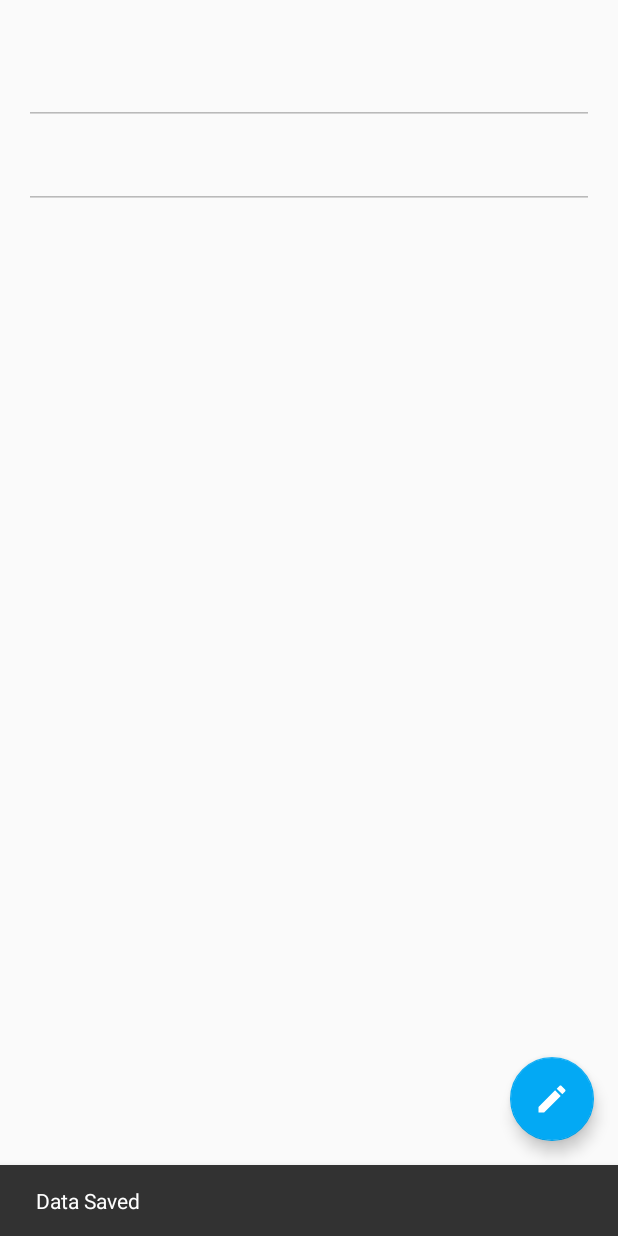
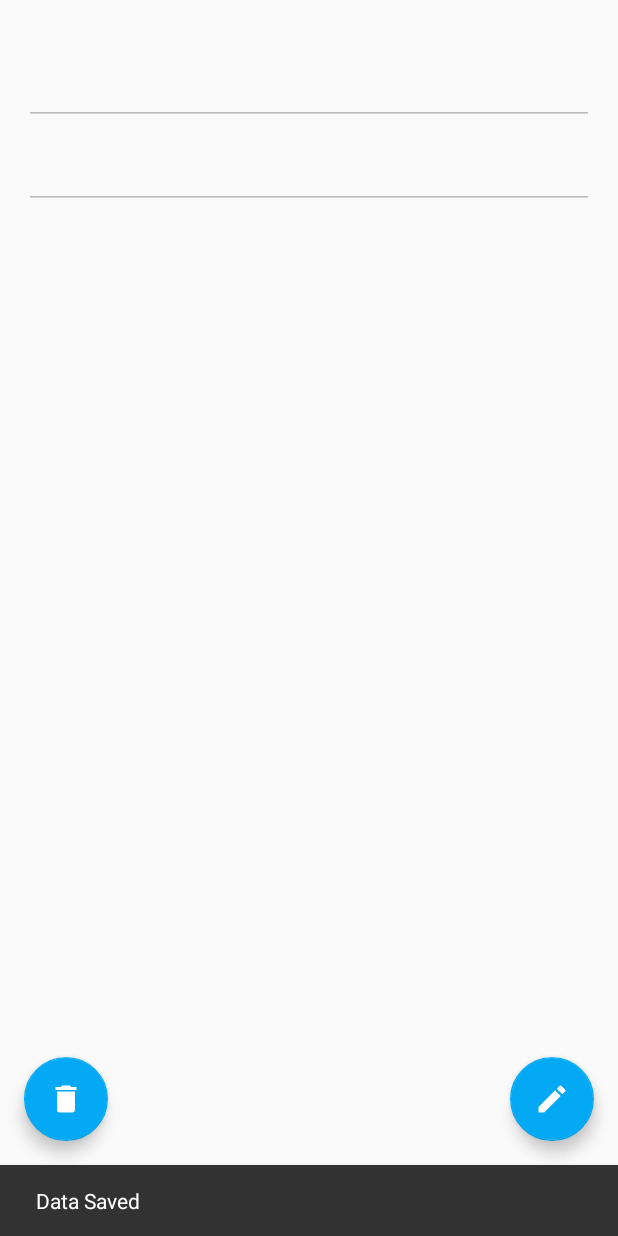
Before and after one commit to joshuansu0897/ProjectTAP_android, an Android app: the DetailActivity screen opened directly, with no data from a screen before it, after a tap on an icon or button, on a phone screen of 412 x 824 dp. Run offline under Robolectric (Android 15) with nearby library versions, the phone set to English and light mode, and no system bars; our stand-ins replace ButterKnife.

Commit message:
funciona todo, menos por algo en el reclyclerView

```diff
--- a/app/src/main/java/com/example/joshuansu/myapplication/adapter/ToDoListAdapter.java
+++ b/app/src/main/java/com/example/joshuansu/myapplication/adapter/ToDoListAdapter.java
@@ -62,6 +62,11 @@ public class ToDoListAdapter extends RecyclerView.Adapter<ToDoListAdapter.ViewHo
         notifyDataSetChanged();
     }
 
+    public void addToDos(List<NoteMin> todos) {
+        toDoList.addAll(todos);
+        notifyDataSetChanged();
+    }
+
 
     static class ViewHolder extends RecyclerView.ViewHolder implements View.OnClickListener {
 
--- a/app/src/main/java/com/example/joshuansu/myapplication/components/note/NoteService.java
+++ b/app/src/main/java/com/example/joshuansu/myapplication/components/note/NoteService.java
@@ -10,6 +10,7 @@ import retrofit2.http.GET;
 import retrofit2.http.POST;
 import retrofit2.http.PUT;
 import retrofit2.http.Path;
+import retrofit2.http.Query;
 
 public interface NoteService {
 
@@ -18,6 +19,9 @@ public interface NoteService {
 
     @GET("note")
     Call<GetNote> getAll();
+
+    @GET("note")
+    Call<GetNote> getAll(@Query("offset") int offset, @Query("limit") int limit);
 
     @GET("note/{id}")
     Call<Note> get(@Path("id") int id);
--- a/app/src/main/res/layout-v26/activity_detail.xml
+++ /dev/null
@@ -1,87 +0,0 @@
-<?xml version="1.0" encoding="utf-8"?>
-<android.support.design.widget.CoordinatorLayout xmlns:android="http://schemas.android.com/apk/res/android"
-    xmlns:app="http://schemas.android.com/apk/res-auto"
-    xmlns:tools="http://schemas.android.com/tools"
-    android:id="@+id/activity_edit"
-    android:layout_width="match_parent"
-    android:layout_height="match_parent"
-    tools:context="com.example.joshuansu.myapplication.adapter.DetailActivity">
-
-    <RelativeLayout
-        android:id="@+id/content"
-        android:layout_width="match_parent"
-        android:layout_height="match_parent"
-        android:padding="@dimen/activity_vertical_margin">
-
-        <TextView
-            android:id="@+id/detail_date"
-            android:layout_width="match_parent"
-            android:layout_height="wrap_content"
-            android:layout_alignParentTop="true"
-            android:textAppearance="@style/Base.TextAppearance.AppCompat.Small"
-            tools:text="@string/detail_date" />
-
-        <EditText
-            android:id="@+id/title_field"
-            android:layout_width="match_parent"
-            android:layout_height="wrap_content"
-            android:layout_alignParentStart="true"
-            android:layout_below="@+id/detail_date"
-            android:ellipsize="end"
-            android:lines="1"
-            android:textAppearance="@style/Base.TextAppearance.AppCompat.Title"
-            tools:text="todo title will be here and if it is long AF it will be hidden"
-            android:autofillHints="Titulo de la nota"
-            android:inputType="textShortMessage" />
-
-        <EditText
-            android:id="@+id/content_field"
-            android:layout_width="match_parent"
-            android:layout_height="wrap_content"
-            android:layout_alignParentStart="true"
-            android:layout_below="@+id/title_field"
-            android:layout_marginTop="16dp"
-            android:maxHeight="300dp"
-            android:textAppearance="@style/Base.TextAppearance.AppCompat.Body1"
-            tools:text="notes of the todo, this is a sample text.\ncan contain end of lines\nsomething here"
-            android:autofillHints="Contentido de la nota, texto, etc"
-            android:inputType="textLongMessage" />
-
-    </RelativeLayout>
-
-    <!--<android.support.design.widget.FloatingActionButton-->
-        <!--android:id="@+id/delete_fab"-->
-        <!--android:layout_width="wrap_content"-->
-        <!--android:layout_height="wrap_content"-->
-        <!--android:layout_alignParentStart="true"-->
-        <!--android:layout_alignParentTop="true"-->
-        <!--android:layout_margin="16dp"-->
-        <!--android:src="@drawable/ic_trash_white"-->
-        <!--app:layout_anchor="@id/content"-->
-        <!--app:layout_anchorGravity="bottom|right|end"-->
-        <!--android:layout_marginBottom="24dp"/>-->
-
-    <android.support.design.widget.FloatingActionButton
-        android:id="@+id/save_fab"
-        android:layout_width="wrap_content"
-        android:layout_height="wrap_content"
-        android:layout_alignParentStart="true"
-        android:layout_alignParentTop="true"
-        android:layout_margin="16dp"
-        android:src="@drawable/ic_done_white"
-        app:layout_anchor="@id/content"
-        app:layout_anchorGravity="bottom|right|end" />
-
-    <android.support.design.widget.FloatingActionButton
-        android:id="@+id/edit_fab"
-        android:layout_width="wrap_content"
-        android:layout_height="wrap_content"
-        android:layout_alignParentStart="true"
-        android:layout_alignParentTop="true"
-        android:layout_margin="16dp"
-        android:src="@drawable/ic_edit_white"
-        android:visibility="invisible"
-        app:layout_anchor="@id/content"
-        app:layout_anchorGravity="bottom|right|end" />
-
-</android.support.design.widget.CoordinatorLayout>
--- a/app/src/main/res/layout/activity_detail.xml
+++ b/app/src/main/res/layout/activity_detail.xml
@@ -46,17 +46,17 @@
 
     </RelativeLayout>
 
-    <!--<android.support.design.widget.FloatingActionButton-->
-        <!--android:id="@+id/delete_fab"-->
-        <!--android:layout_width="wrap_content"-->
-        <!--android:layout_height="wrap_content"-->
-        <!--android:layout_alignParentStart="true"-->
-        <!--android:layout_alignParentTop="true"-->
-        <!--android:layout_margin="16dp"-->
-        <!--android:src="@drawable/ic_trash_white"-->
-        <!--app:layout_anchor="@id/content"-->
-        <!--app:layout_anchorGravity="bottom|right|end"-->
-        <!--android:layout_marginBottom="24dp"/>-->
+    <android.support.design.widget.FloatingActionButton
+        android:id="@+id/delete_fab"
+        android:layout_width="wrap_content"
+        android:layout_height="wrap_content"
+        android:layout_alignParentStart="true"
+        android:layout_alignParentTop="true"
+        android:layout_margin="16dp"
+        android:src="@drawable/ic_trash_white"
+        app:layout_anchor="@id/content"
+        app:layout_anchorGravity="bottom|left"
+        android:layout_marginBottom="24dp"/>
 
     <android.support.design.widget.FloatingActionButton
         android:id="@+id/save_fab"
--- a/app/src/main/res/values/dimens.xml
+++ b/app/src/main/res/values/dimens.xml
@@ -18,4 +18,5 @@
     <dimen name="bottombar_height">70dp</dimen>
     <dimen name="horizontal_card">10dp</dimen>
     <dimen name="barrSize">45dp</dimen>
+    <dimen name="padding_5">5dp</dimen>
 </resources>
```
Also changed, not shown: app/src/main/java/com/example/joshuansu/myapplication/MainActivity.java (+40 -2 lines), app/src/main/java/com/example/joshuansu/myapplication/adapter/DetailActivity.java (+40 -0 lines), app/src/main/java/com/example/joshuansu/myapplication/adapter/EndlessRecyclerOnScrollListener.java (added, +34 -0 lines), app/src/main/res/layout/activity_main.xml (+11 -0 lines).
